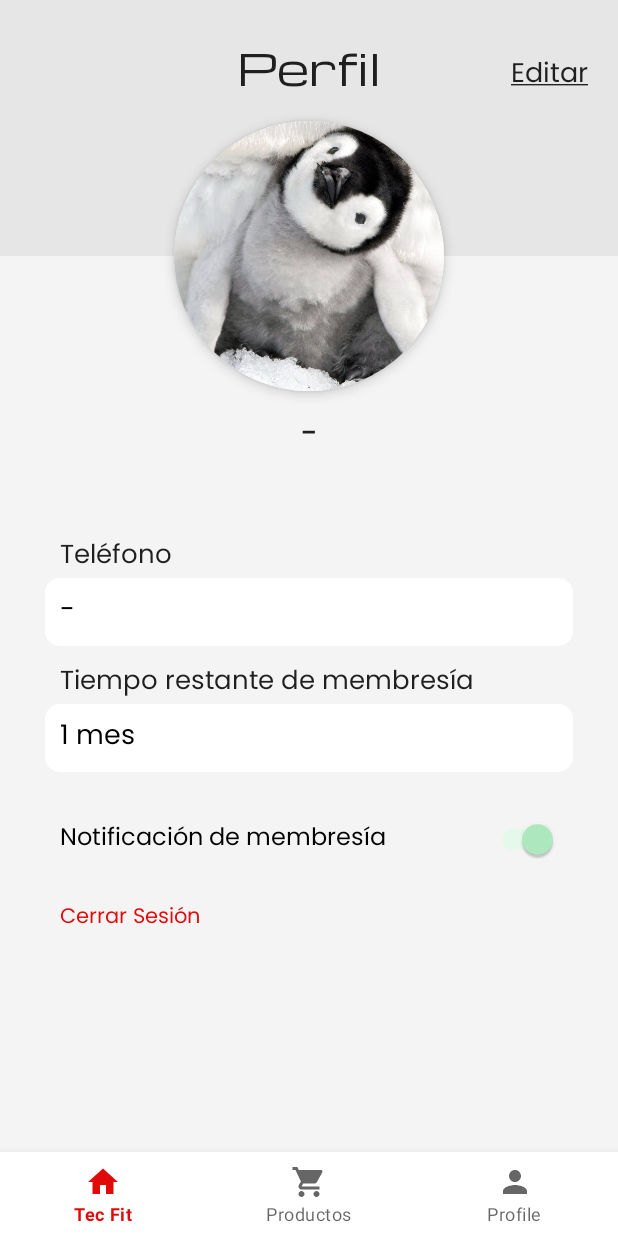
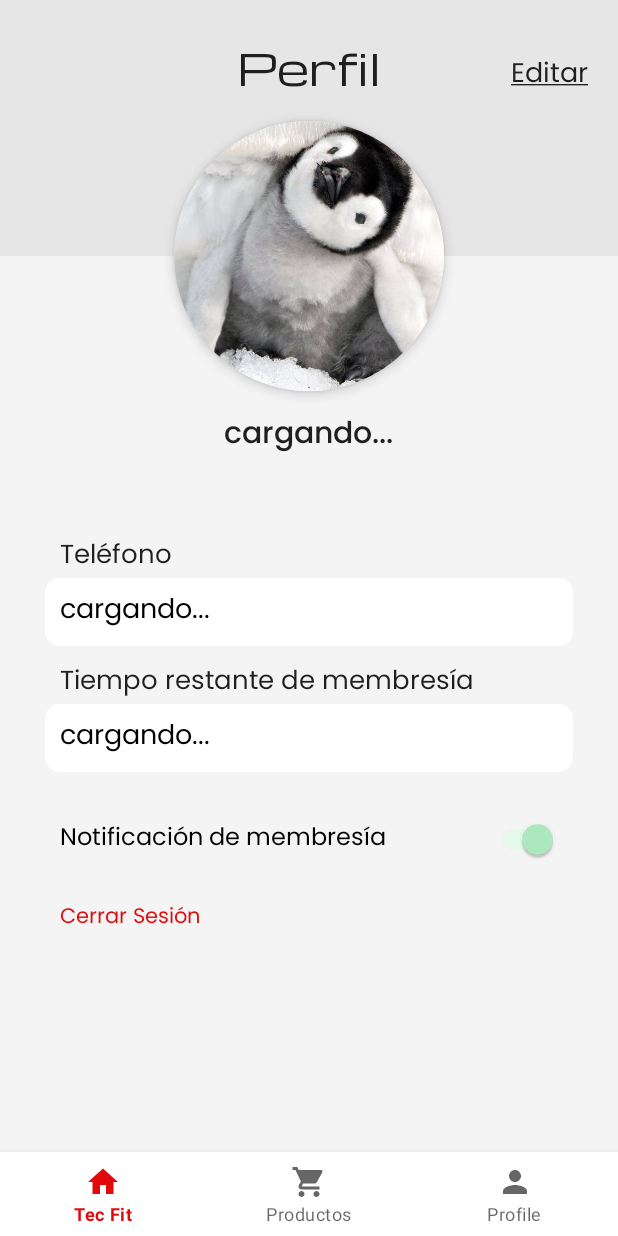
Before and after one commit to SebastianRodriguez14/gym-android, an Android app: the fragment ProfileUserFragment placed in its activity, on a phone screen of 412 x 824 dp. Run offline under Robolectric (Android 15) with nearby library versions, the phone set to English and light mode, and no system bars; our stand-ins replace Firebase (no records; nobody signed in at launch, a user with empty details on screens opened directly); pictures from the network do not load.

Commit message:
fix get user and membership in user profile

```diff
--- a/app/src/main/java/com/tecfit/gym_android/activities/LoginActivity.kt
+++ b/app/src/main/java/com/tecfit/gym_android/activities/LoginActivity.kt
@@ -169,6 +169,8 @@ class LoginActivity : AppCompatActivity() {
                 if (UserInAppCustom.membership != null) {
                     UserInAppCustom.membership!!.start_date = Date(UserInAppCustom.membership!!.start_date.time + (1000 * 60 * 60 * 24))
                     UserInAppCustom.membership!!.expiration_date = Date(UserInAppCustom.membership!!.expiration_date.time + (1000 * 60 * 60 * 24))
+                } else {
+                    UserInAppCustom.membership = Membership(0, Date(), Date(), 0.0)
                 }
 //                println(UserInAppCustom.membership)
             }
--- a/app/src/main/java/com/tecfit/gym_android/models/User.kt
+++ b/app/src/main/java/com/tecfit/gym_android/models/User.kt
@@ -2,6 +2,6 @@ package com.tecfit.gym_android.models
 
 data class User(
     val id_user:Int, val email:String, val password:String, val name:String, val lastname:String,
-    val phone:String, val membership:Boolean, val image: File?
+    val phone:String, var membership:Boolean, val image: File?
 ) {
 }
--- a/app/src/main/res/layout/fragment_profile_user.xml
+++ b/app/src/main/res/layout/fragment_profile_user.xml
@@ -48,7 +48,7 @@
             android:id="@+id/profile_user_name"
             android:layout_width="wrap_content"
             android:layout_height="wrap_content"
-            android:text="-"
+            android:text="cargando..."
             android:textSize="20sp"
             android:layout_gravity="center"
             android:textColor="?colorSecondaryVariant"
@@ -137,7 +137,7 @@
                     android:paddingStart="10dp"
                     android:paddingHorizontal="3dp"
                     android:textSize="18sp"
-                    android:text="-"
+                    android:text="cargando..."
                     android:textColor="@color/black"
                     android:background="@drawable/shape_profile_user_input"/>
             </LinearLayout>
@@ -162,7 +162,7 @@
                     android:fontFamily="@font/poppins_regular"
                     android:paddingStart="10dp"
                     android:paddingHorizontal="3dp"
-                    android:text="1 mes"
+                    android:text="cargando..."
                     android:textSize="18sp"
                     android:textColor="@color/black"
                     android:background="@drawable/shape_profile_user_input"/>
```
Also changed, not shown: app/src/main/java/com/tecfit/gym_android/fragments/ProfileUserFragment.kt (+12 -0 lines).
